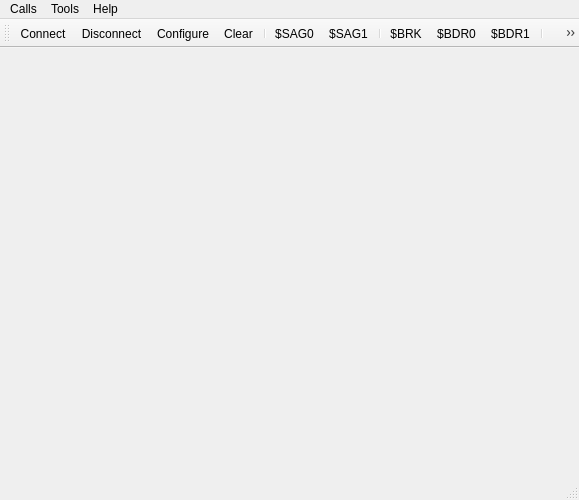
Above: mainwindow.ui from CodElecCz/SagemMorphoUI before the change. Below: the same form after it.
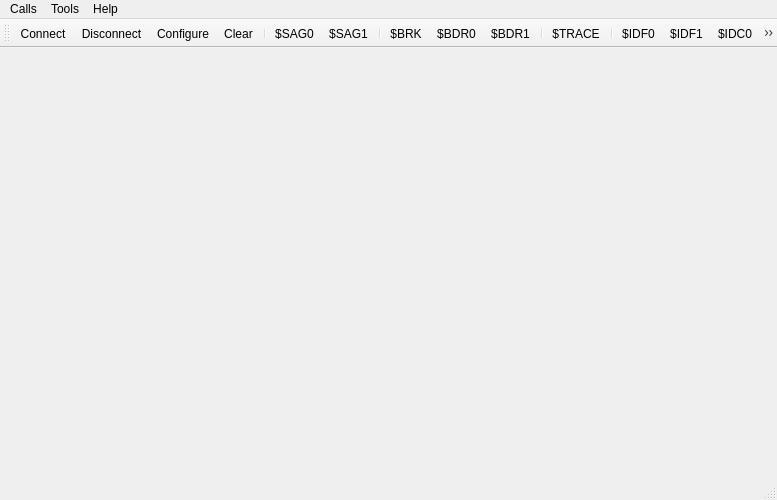
That is the form after the change. Icons and pictures are not drawn.

```diff
--- a/mainwindow.ui
+++ b/mainwindow.ui
@@ -6,7 +6,7 @@
    <rect>
     <x>0</x>
     <y>0</y>
-    <width>579</width>
+    <width>777</width>
     <height>500</height>
    </rect>
   </property>
@@ -25,7 +25,7 @@
     <rect>
      <x>0</x>
      <y>0</y>
-     <width>579</width>
+     <width>777</width>
      <height>22</height>
     </rect>
    </property>
@@ -76,6 +76,11 @@
    <addaction name="action_BDR1"/>
    <addaction name="separator"/>
    <addaction name="action_TRACE"/>
+   <addaction name="separator"/>
+   <addaction name="action_IDF0"/>
+   <addaction name="action_IDF1"/>
+   <addaction name="action_IDC0"/>
+   <addaction name="action_IDC1"/>
   </widget>
   <widget class="QStatusBar" name="statusBar"/>
   <action name="actionAbout">
@@ -217,6 +222,38 @@
     <string>Trace statistic</string>
    </property>
   </action>
+  <action name="action_IDF0">
+   <property name="text">
+    <string>$IDF0</string>
+   </property>
+   <property name="toolTip">
+    <string>IDENTIFY</string>
+   </property>
+  </action>
+  <action name="action_IDC0">
+   <property name="text">
+    <string>$IDC0</string>
+   </property>
+   <property name="toolTip">
+    <string>CANCEL</string>
+   </property>
+  </action>
+  <action name="action_IDF1">
+   <property name="text">
+    <string>$IDF1</string>
+   </property>
+   <property name="toolTip">
+    <string>IDENTIFY</string>
+   </property>
+  </action>
+  <action name="action_IDC1">
+   <property name="text">
+    <string>$IDC1</string>
+   </property>
+   <property name="toolTip">
+    <string>CANCEL</string>
+   </property>
+  </action>
  </widget>
  <layoutdefault spacing="6" margin="11"/>
  <resources>
```
Left out of the diff: 2 changed lines with no effect on the pictures.
